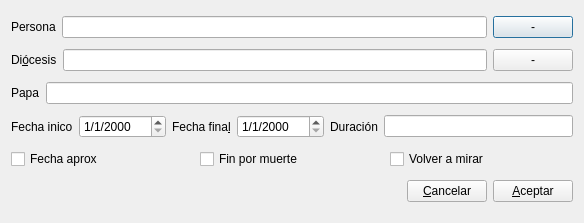
Before: the Qt Designer form gui/dlgnuevoobispo.ui in rogorido/qtpredicadores, drawn with Qt 5.
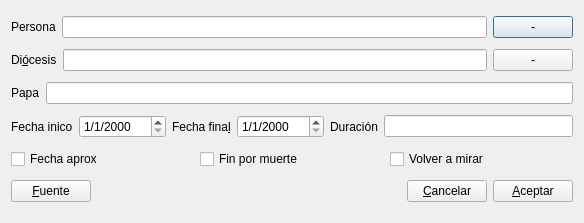
After: the same form once the commit is applied. Custom widgets are drawn as their Qt base class.

Commit message: Uso del nuevo struct para incorporar fuentes a lo de obispos

Diff of the .ui file:
```diff
--- a/gui/dlgnuevoobispo.ui
+++ b/gui/dlgnuevoobispo.ui
@@ -161,6 +161,13 @@
    </item>
    <item>
     <layout class="QHBoxLayout" name="horizontalLayout">
+     <item>
+      <widget class="QPushButton" name="btFuente">
+       <property name="text">
+        <string>&amp;Fuente</string>
+       </property>
+      </widget>
+     </item>
      <item>
       <spacer name="horizontalSpacer">
        <property name="orientation">
```
The commit also changes 5 other files.
